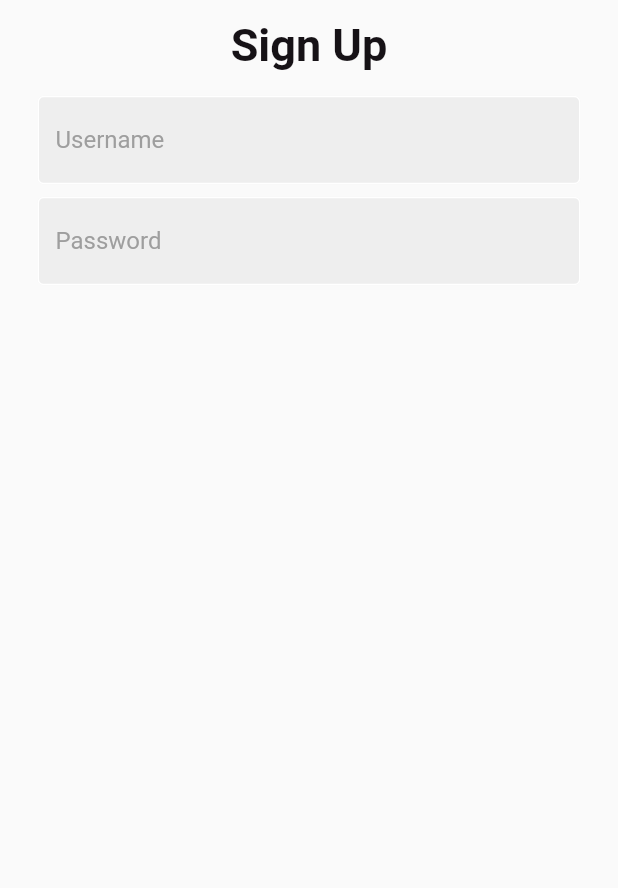
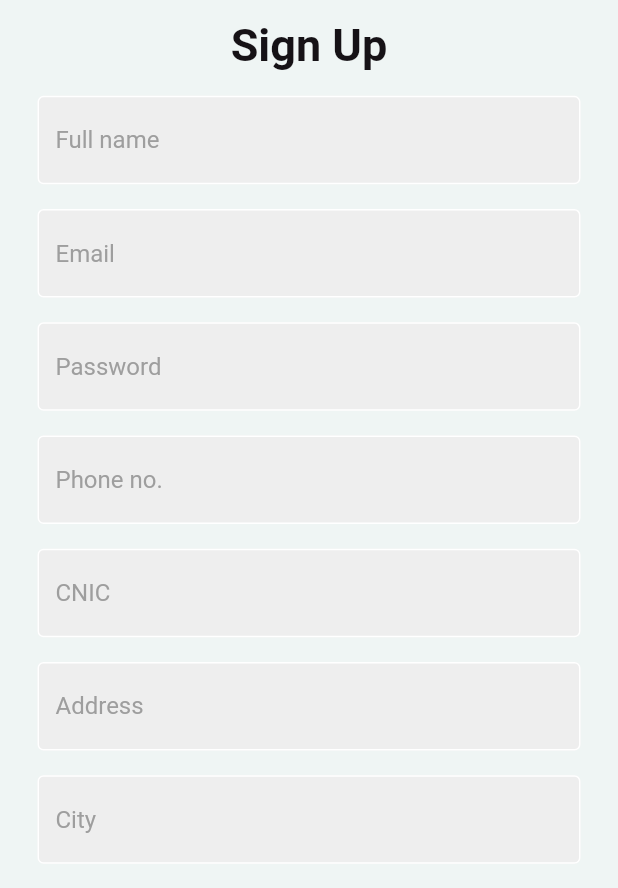
Before and after one commit to 2020cs39/E-commerce-App, a Flutter app: the screen it shows after launch, on a phone screen of 412 x 824 dp, the part 348-1236 px from its top. Run offline on Flutter 3.47's test engine with Material 2 defaults, Android fonts, the phone set to English and light mode, and no system bars; our stand-ins replace firebase_core, google_fonts; accounts and stored records are empty.

```diff
--- a/lib/main.dart
+++ b/lib/main.dart
@@ -1,4 +1,3 @@
-import 'package:ecommerce_app/screens/buyer/signUp.dart';
 import 'package:flutter/material.dart';
 import 'package:firebase_core/firebase_core.dart';
 
@@ -17,7 +16,7 @@ class MyApp extends StatelessWidget {
   Widget build(BuildContext context) {
     return const MaterialApp(
       debugShowCheckedModeBanner: false,
-      home: Scaffold(body: SignUp()),
+      home: Scaffold(body: HomePage()),
     );
   }
 }
--- a/lib/screens/buyer/signUp.dart
+++ /dev/null
@@ -1,18 +0,0 @@
-import 'package:ecommerce_app/screens/buyer/signUpScreen.dart';
-import 'package:flutter/material.dart';
-import '/util/responsive.dart';
-
-class SignUp extends StatelessWidget {
-  const SignUp({super.key});
-
-  @override
-  Widget build(BuildContext context) {
-    SizeConfig().init(context);
-    return const SafeArea(
-      child: SignUpScreen(),
-
-
-
-    );
-  }
-}
--- a/lib/screens/buyer/signUpScreen.dart
+++ /dev/null
@@ -1,34 +0,0 @@
-import 'package:ecommerce_app/widgets/input_field.dart';
-import 'package:ecommerce_app/widgets/page_header.dart';
-import 'package:flutter/material.dart';
-import 'package:flutter/src/widgets/container.dart';
-import 'package:flutter/src/widgets/framework.dart';
-
-import '../../util/responsive.dart';
-
-class SignUpScreen extends StatelessWidget {
-  const SignUpScreen({super.key});
-
-  @override
-  Widget build(BuildContext context) {
-    SizeConfig().init(context);
-    TextEditingController username = TextEditingController();
-    TextEditingController password = TextEditingController();
-    return Column(
-      children: <Widget>[
-        Image.asset('assets/images/logo.jpg') ,
-        SizedBox(
-              height: SizeConfig.verticalBlockSize! * 1.5),
-        const PageHeading("Sign Up"),
-        SizedBox(
-              height: SizeConfig.verticalBlockSize! * 2),
-        InputField(controller: username, labelHint: "Username"),
-        SizedBox(
-              height: SizeConfig.verticalBlockSize! * 1),
-        InputField(controller: password, labelHint: "Password"),
-        SizedBox(
-              height: SizeConfig.verticalBlockSize! * 1),
-      ],
-    );
-  }
-}
--- a/lib/screens/home_page_screen.dart
+++ b/lib/screens/home_page_screen.dart
@@ -1,4 +1,6 @@
 import 'package:ecommerce_app/screens/buyer/itemdetail/item_detail.dart';
+import 'package:ecommerce_app/screens/buyer/sign_up.dart';
+import 'package:ecommerce_app/screens/seller/sign_up.dart';
 import 'package:flutter/material.dart';
 import '../util/responsive.dart';
 import '../util/app_style.dart';
@@ -12,7 +14,7 @@ class HomePage extends StatelessWidget {
     return const Scaffold(
       backgroundColor: eLightWhite,
       body: SafeArea(
-        child: ItemDetail(),
+        child: SignUpSeller(),
       ),
     );
   }
--- /dev/null
+++ b/lib/screens/seller/sign_up.dart
@@ -0,0 +1,69 @@
+import 'package:ecommerce_app/widgets/button.dart';
+import 'package:ecommerce_app/widgets/input_field.dart';
+import 'package:ecommerce_app/widgets/page_header.dart';
+import 'package:flutter/material.dart';
+
+
+import '../../util/responsive.dart';
+
+class SignUpSeller extends StatelessWidget {
+  const SignUpSeller({super.key});
+
+  @override
+  Widget build(BuildContext context) {
+    SizeConfig().init(context);
+    TextEditingController username = TextEditingController();
+    TextEditingController password = TextEditingController();
+    TextEditingController fullName = TextEditingController();
+    TextEditingController phone = TextEditingController();
+    TextEditingController cnicNumber = TextEditingController();
+    TextEditingController city = TextEditingController();
+    TextEditingController address = TextEditingController();
+
+    return Expanded(
+      child:Column(
+
+        children:<Widget> [
+
+        Image.asset('assets/images/logo.jpg'),
+        SizedBox(height: SizeConfig.verticalBlockSize! * 1.5),
+
+        const PageHeading("Sign Up"),
+        SizedBox(height: SizeConfig.verticalBlockSize! * 2),
+
+        InputField(controller: fullName, labelHint: "Full name"),
+        SizedBox(height: SizeConfig.verticalBlockSize! * 2),
+
+        InputField(controller: username, labelHint: "Email"),
+        SizedBox(height: SizeConfig.verticalBlockSize! * 2),
+
+        InputField(controller: password, labelHint: "Password"),
+        SizedBox(height: SizeConfig.verticalBlockSize! * 2),
+
+        InputField(controller: phone, labelHint: "Phone no."),
+        SizedBox(height: SizeConfig.verticalBlockSize! * 2),
+
+        InputField(controller: cnicNumber, labelHint: "CNIC"),
+        SizedBox(height: SizeConfig.verticalBlockSize! * 2),
+
+        InputField(controller: address, labelHint: "Address"),
+        SizedBox(height: SizeConfig.verticalBlockSize! * 2),
+
+        InputField(controller: city, labelHint: "City"),
+        SizedBox(height: SizeConfig.verticalBlockSize! * 2),
+
+
+        SizedBox(height: SizeConfig.verticalBlockSize! * 3),
+        MyButton(
+          buttonText: "Sign Up",
+          onTap: () {
+          },
+        )
+
+        ],
+      )
+      )
+
+    ;
+  }
+}
```
Also changed, not shown: lib/screens/buyer/sign_in.dart (added, +35 -0 lines), lib/screens/buyer/sign_up.dart (added, +38 -0 lines), lib/screens/seller/sign_in.dart (added, +35 -0 lines), pubspec.lock.
